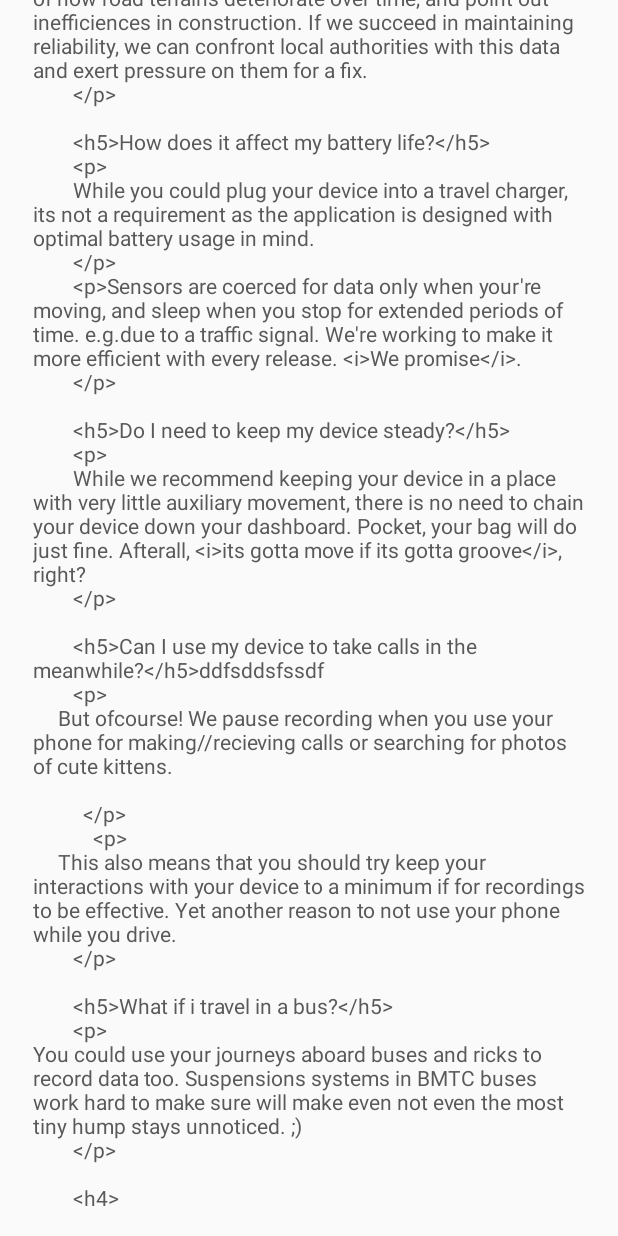
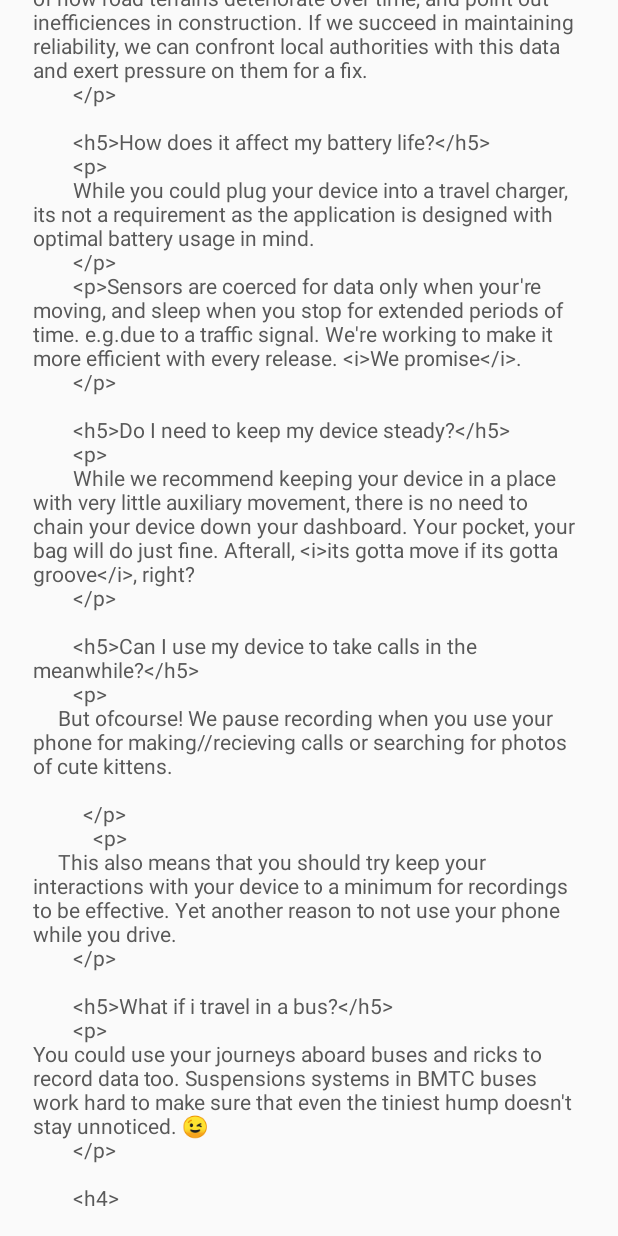
Before and after one commit to pastelsky/RoadRunner, an Android app: the layout content_about.xml on its own in the app's theme, with its tools: preview values and no code run, scrolled down 795 dp, on a phone screen of 412 x 824 dp. Run offline under Robolectric (Android 15) with nearby library versions, the phone set to English and light mode, and no system bars.

Commit message:
fixed typos

```diff
--- a/app/src/main/res/values/strings.xml
+++ b/app/src/main/res/values/strings.xml
@@ -121,21 +121,21 @@ Making sense of huge data sets is going to be a challenging task, no doubt. We\'
 
         <h5>Do I need to keep my device steady?</h5>
         <p>
-        While we recommend keeping your device in a place with very little auxiliary movement, there is no need to chain your device down your dashboard. Pocket, your bag will do just fine. Afterall, <i>its gotta move if its gotta groove</i>, right?
+        While we recommend keeping your device in a place with very little auxiliary movement, there is no need to chain your device down your dashboard. Your pocket, your bag will do just fine. Afterall, <i>its gotta move if its gotta groove</i>, right?
         </p>
 
-        <h5>Can I use my device to take calls in the meanwhile?</h5>ddfsddsfssdf
+        <h5>Can I use my device to take calls in the meanwhile?</h5>
         <p>
      But ofcourse! We pause recording when you use your phone for making\//recieving calls or searching for photos of cute kittens.
 
           </p>
             <p>
-     This also means that you should try keep your interactions with your device to a minimum if for recordings to be effective. Yet another reason to not use your phone while you drive.
+     This also means that you should try keep your interactions with your device to a minimum for recordings to be effective. Yet another reason to not use your phone while you drive.
         </p>
 
         <h5>What if i travel in a bus?</h5>
         <p>
-You could use your journeys aboard buses and ricks to record data too. Suspensions systems in BMTC buses work hard to make sure will make even not even the most tiny hump stays unnoticed. ;)
+You could use your journeys aboard buses and ricks to record data too. Suspensions systems in BMTC buses work hard to make sure that even the tiniest hump doesn't stay unnoticed. 😉
         </p>
 
         <h4>"
```
